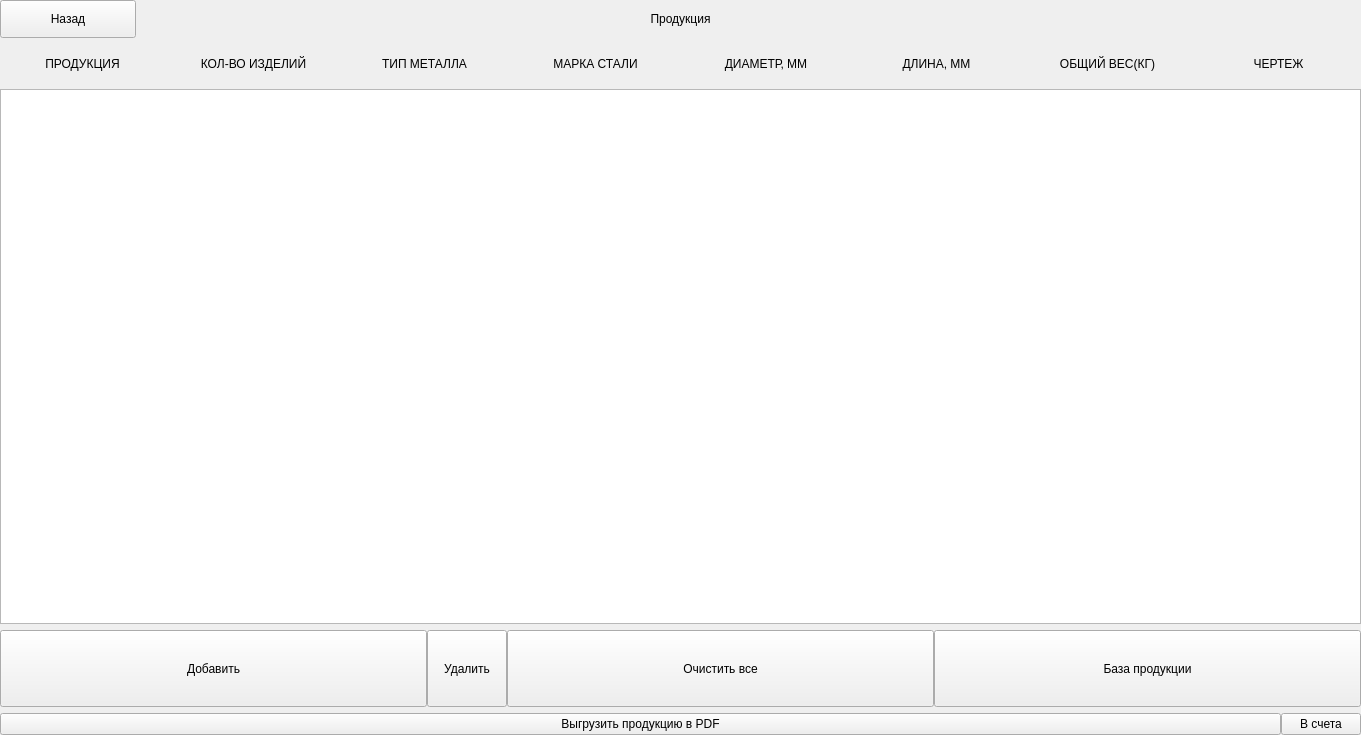
Churkabesina/Kazan_zavod_app, file ui_sources/products_frame.ui: the form before one commit.
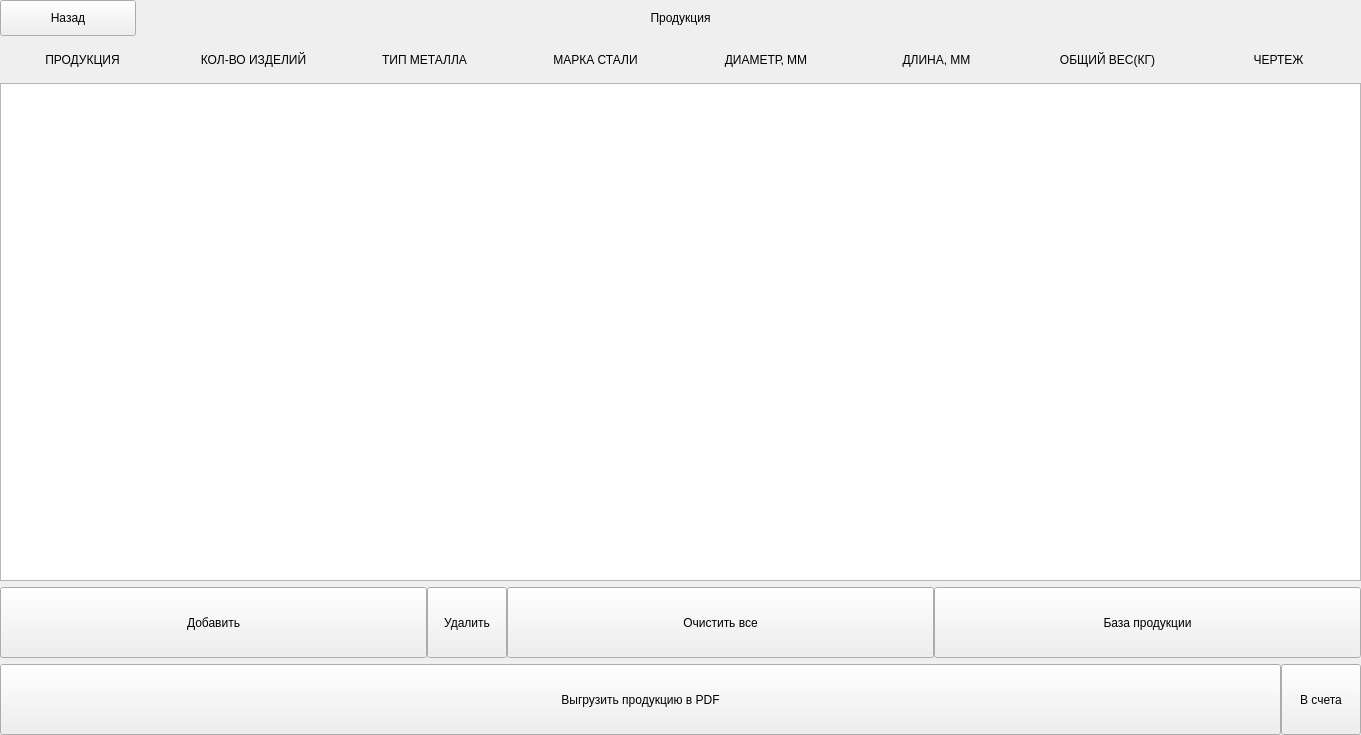
The form after the commit.

```diff
--- a/ui_sources/products_frame.ui
+++ b/ui_sources/products_frame.ui
@@ -274,6 +274,12 @@
        </item>
        <item>
         <widget class="QPushButton" name="pushButton">
+         <property name="sizePolicy">
+          <sizepolicy hsizetype="Minimum" vsizetype="Preferred">
+           <horstretch>0</horstretch>
+           <verstretch>0</verstretch>
+          </sizepolicy>
+         </property>
          <property name="text">
           <string>В счета</string>
          </property>
```
